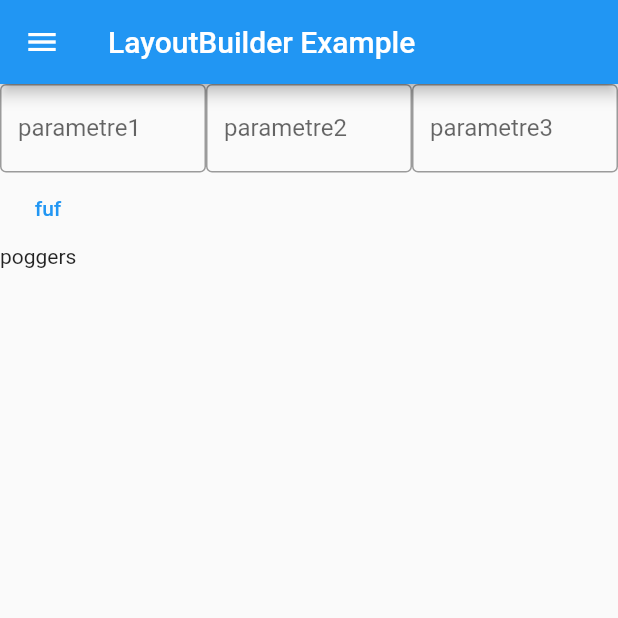
After one commit to Benjaminfabi/mobiletsheetsheet, a Flutter app: the PageSeconde screen opened directly, after a tap on "fuf", on a phone screen of 412 x 824 dp, the top half of it. The commit adds this screen. Run offline on Flutter 3.47's test engine with Material 2 defaults, Android fonts, the phone set to English and light mode, and no system bars; our stand-ins replace dio; network calls fail.

Commit message:
ready for exam

```diff
--- a/jorisjeanmich/lib/lib_http..dart
+++ b/jorisjeanmich/lib/lib_http..dart
@@ -0,0 +1,47 @@
+import 'package:dio/dio.dart';
+import 'package:jorisjeanmich/transfer.dart';
+
+
+
+class SingletonDio {
+
+
+
+  static Dio getDio() {
+    Dio dio = Dio();
+    return dio;
+  }
+}
+
+
+
+
+Future<Truc> httpComplex(String nom) async {
+  try {
+    var response = await SingletonDio.getDio().get('http://10.0.2.2:8080/exos/truc/complexe?name='+nom);
+    print(response);
+    return  Truc.fromJson(response.data);
+
+  } catch (e) {
+    print(e);
+    throw(e);
+  }
+}
+
+Future<List<Truc>> httpListComplex(String param1, String param2, String param3) async {
+  try {
+    var response = await SingletonDio.getDio().get('https://exercices-web.herokuapp.com/exos/truc/list');
+    print(response);
+    var listeJSON = response.data as List;
+    var listeTruc = listeJSON.map(
+            (elementJSON) {
+          return Truc.fromJson(elementJSON);
+        }
+    ).toList();
+    return listeTruc;   //ca fais liste = response pi on devrais etre chill
+
+  } catch (e) {
+    print(e);
+    throw(e);
+  }
+}
--- a/jorisjeanmich/lib/main.dart
+++ b/jorisjeanmich/lib/main.dart
@@ -1,5 +1,6 @@
 
 import 'package:flutter/material.dart';
+import 'package:jorisjeanmich/pageseconde.dart';
 
 void main() {
   runApp(MyApp());
@@ -52,7 +53,7 @@ class _PortaitPaysageState extends State<PortaitPaysage> {
                   padding: const EdgeInsets.all(10.0),
                   child: Icon(Icons.local_fire_department_rounded, size: 25),
                 ),
-                TextButton(onPressed: () { Navigator.push(context, MaterialPageRoute(builder: (context) => MyApp())); },
+                TextButton(onPressed: () { Navigator.push(context, MaterialPageRoute(builder: (context) => PageSeconde())); },
                     child: Text("page2")),
               ],
             ),
@@ -76,7 +77,12 @@ class _PortaitPaysageState extends State<PortaitPaysage> {
   Widget _buildNormalContainer() {
     return Center(child: Column(
       children: [
-        Expanded( child: Container(color: Colors.amberAccent, child: Row( mainAxisAlignment: MainAxisAlignment.center, crossAxisAlignment: CrossAxisAlignment.start, children: [TextButton(onPressed: (){}, child: Text("poggersNormal", style: TextStyle(color: Colors.white),), style: ButtonStyle(backgroundColor: MaterialStateProperty.all<Color>(Colors.blue)))],))),
+        Expanded( child: Container(color: Colors.amberAccent, child: Column(
+          children: [
+            Row( mainAxisAlignment: MainAxisAlignment.center, crossAxisAlignment: CrossAxisAlignment.start, children: [TextButton(onPressed: (){}, child: Text("poggersNormal", style: TextStyle(color: Colors.white),), style: ButtonStyle(backgroundColor: MaterialStateProperty.all<Color>(Colors.blue)))],),
+
+          ],
+        ))),
         Expanded( child: Container(color: Colors.blue, child: Row(children: [TextButton(onPressed: (){}, child: Text("bas"))],))),
       ],
     ));
--- /dev/null
+++ b/jorisjeanmich/lib/pageseconde.dart
@@ -0,0 +1,113 @@
+import 'package:flutter/cupertino.dart';
+import 'package:flutter/material.dart';
+import 'package:jorisjeanmich/transfer.dart';
+
+import 'lib_http..dart';
+import 'main.dart';
+
+class PageSeconde extends StatefulWidget {
+  const PageSeconde({Key? key}) : super(key: key);
+
+  @override
+  _PageSecondeState createState() => _PageSecondeState();
+}
+
+class _PageSecondeState extends State<PageSeconde> {
+  var param1 = TextEditingController();
+  var param2 = TextEditingController();
+  var param3 = TextEditingController();
+
+
+  List<Truc> liste = [new Truc()];
+
+  @override
+  Widget build(BuildContext context) {
+    return Scaffold(
+      drawer: Drawer(
+        child: ListView(children: [
+          DrawerHeader(child: Column(children: [ Icon(Icons.person, size: 100),Text("My name", style: TextStyle(fontSize: 20),)],) ),
+          Padding(
+            padding: const EdgeInsets.fromLTRB(40, 0, 0,0 ),
+            child: Row( mainAxisAlignment: MainAxisAlignment.start,
+              children: [
+                Padding(
+                  padding: const EdgeInsets.all(10.0),
+                  child: Icon(Icons.home, size: 25),
+                ),
+                TextButton(onPressed: () { Navigator.push(context, MaterialPageRoute(builder: (context) => MyApp())); },
+                  child: Text("Page1"),)
+              ],
+            ),
+          ),
+          Padding(
+            padding: const EdgeInsets.fromLTRB(40, 0, 0,0 ),
+            child: Row( mainAxisAlignment: MainAxisAlignment.start,
+              children: [
+                Padding(
+                  padding: const EdgeInsets.all(10.0),
+                  child: Icon(Icons.local_fire_department_rounded, size: 25),
+                ),
+                TextButton(onPressed: () { Navigator.push(context, MaterialPageRoute(builder: (context) => PageSeconde())); },
+                    child: Text("page2")),
+              ],
+            ),
+          ),
+        ],
+        ),
+      ),
+      appBar: AppBar(title: const Text('LayoutBuilder Example')),
+      body: Center(
+        child: Column(
+          children: [
+            Row(
+              children: [
+                Expanded( flex: 1,
+                  child: Column(
+                    children: [
+                      TextField(
+                        controller: param1,
+                        decoration: InputDecoration(
+                            border: OutlineInputBorder(),
+                            labelText: "parametre1",
+                            hintText: "taper"),
+                      ),
+                    ],
+                  ),
+                ),
+                Expanded( flex: 1,
+                  child: Column(
+                    children: [             TextField(
+                      controller: param1,
+                      decoration: InputDecoration(
+                          border: OutlineInputBorder(),
+                          labelText: "parametre2",
+                          hintText: "taper"),
+                    ),],
+                  ),
+                ),
+                Expanded( flex: 1,
+                  child: Column(
+                    children: [             TextField(
+                      controller: param1,
+                      decoration: InputDecoration(
+                          border: OutlineInputBorder(),
+                          labelText: "parametre3",
+                          hintText: "taper"),
+                    ),],
+                  ),
+                ),
+              ],
+            ),
+            Row(children: [TextButton(onPressed: () {SendData(param1.value.toString(), param2.value.toString(), param3.value.toString());  },
+            child: Text("fuf"),)],),
+            Row(children: [Expanded(child: Text("poggers"))],)
+          ],
+        ),
+      ),
+    );
+  }
+
+  void SendData(String param1, String param2, String param3) async {
+    var response = await httpListComplex(param1, param2, param3);
+  }
+}
--- a/jorisjeanmich/lib/transfer.dart
+++ b/jorisjeanmich/lib/transfer.dart
@@ -0,0 +1,20 @@
+import 'package:json_annotation/json_annotation.dart';
+
+part 'transfer.g.dart';
+
+/// An annotation for the code generator to know that this class needs the
+/// JSON serialization logic to be generated.
+@JsonSerializable()
+class Truc {
+
+  Truc();
+
+  int? year;
+  int? month;
+  int? day;
+  String? dayword;
+
+  factory Truc.fromJson(Map<String, dynamic> json) => _$TrucFromJson(json);
+  Map<String, dynamic> toJson() => _$TrucToJson(this);
+}
+//flutter pub run build_runner build
--- a/jorisjeanmich/pubspec.yaml
+++ b/jorisjeanmich/pubspec.yaml
@@ -41,7 +41,7 @@ dev_dependencies:
 
 # The following section is specific to Flutter.
 flutter:
-  generate: true
+
   # The following line ensures that the Material Icons font is
   # included with your application, so that you can use the icons in
   # the material Icons class.
```
Also changed, not shown: jorisjeanmich/lib/transfer.g.dart (added).
